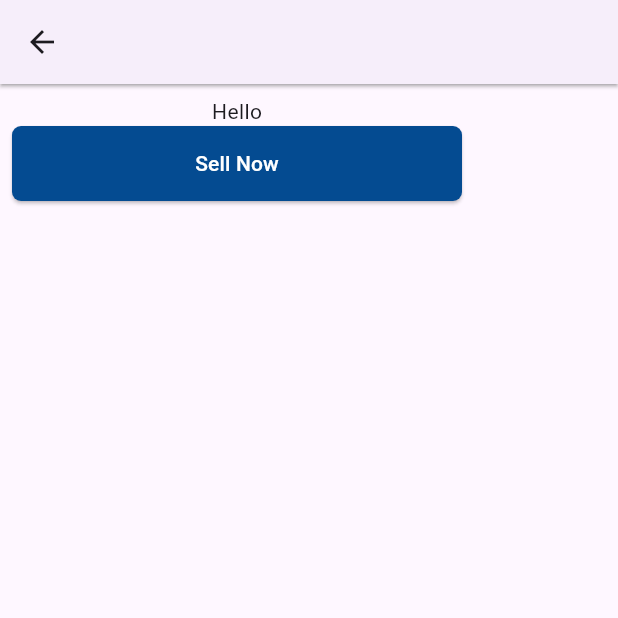
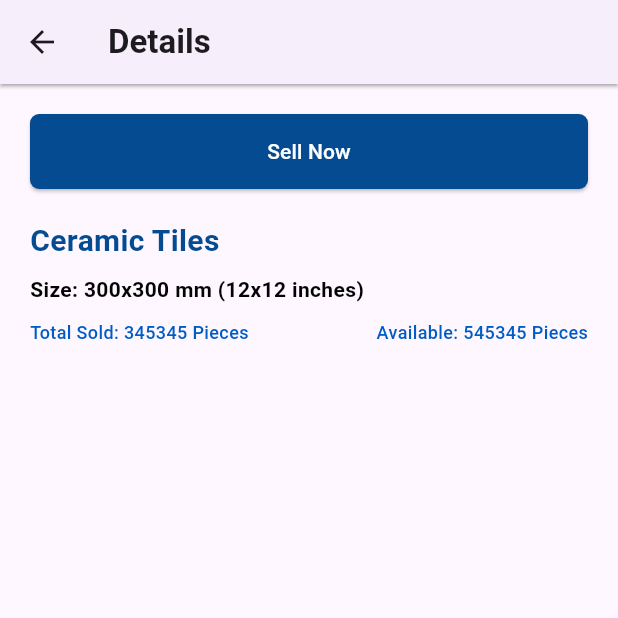
Before and after one commit to Aljoboyer/tiles_shop_management, a Flutter app: the ProductDetails screen opened by its route, on a phone screen of 412 x 824 dp, the top half of it. Run offline on Flutter 3.47's test engine with Material 3 defaults, Android fonts, the phone set to English and light mode, and no system bars; our stand-ins replace go_router.

Commit message:
details page design started

```diff
--- a/lib/screens/maintanence/product_details.dart
+++ b/lib/screens/maintanence/product_details.dart
@@ -13,8 +13,12 @@ class ProductDetails extends StatefulWidget {
 class _ProductDetailsState extends State<ProductDetails> {
   @override
   Widget build(BuildContext context) {
+    double screenWidth = MediaQuery.of(context).size.width;
+    double screenHeight = MediaQuery.of(context).size.height;
+
     return Scaffold(
         appBar: AppBar(
+        title: Text('Details', style: TextStyle(fontWeight: FontWeight.bold),),
         elevation: 1,
         shadowColor: Colors.grey,
         leading: IconButton(
@@ -25,14 +29,38 @@ class _ProductDetailsState extends State<ProductDetails> {
             ),
           ),
       body: Padding(
-        padding: const EdgeInsets.all(8.0),
+        padding: const EdgeInsets.all(20),
         child: Column(
           children: [
-            Text('Hello'),
             CustomButton(btn_label: 'Sell Now', onPressed: () {
               context.go('/tabs/2');
+            }, width: screenWidth * 10,),
 
-            },)
+            SizedBox(height: 20,),
+
+            Align(
+              alignment: Alignment.centerLeft,
+              child: Text('Ceramic Tiles', style: TextStyle(fontSize: 20, fontWeight: FontWeight.bold, color: Color(0xFF044B91)),),
+            ),
+
+            SizedBox(height: 8,),
+
+            Align(
+              alignment: Alignment.centerLeft,
+              child: Text('Size: 300x300 mm (12x12 inches)', style: TextStyle(fontSize: 14, fontWeight: FontWeight.w600, color: Color.fromARGB(255, 3, 3, 3)),),
+            ),
+
+            SizedBox(height: 10,),
+
+            Row(
+              mainAxisAlignment: MainAxisAlignment.spaceBetween,
+              children: [
+                Text('Total Sold: 345345 Pieces', style: TextStyle(fontSize: 12, fontWeight: FontWeight.w500, color: Color.fromARGB(255, 0, 92, 197)),),
+                Text('Available: 545345 Pieces', style: TextStyle(fontSize: 12, fontWeight: FontWeight.w500, color: Color.fromARGB(255, 0, 92, 197)),),
+              ],
+            ),
+
+
           ],
         ),
       ),
--- a/lib/widgets/button.dart
+++ b/lib/widgets/button.dart
@@ -3,18 +3,20 @@ import 'package:flutter/material.dart';
 class CustomButton extends StatelessWidget {
   final String btn_label;
   final VoidCallback onPressed;
+  final double? width;
 
   const CustomButton({
     super.key,
     required this.btn_label,
     required this.onPressed,
+    this.width
   });
 
   @override
   Widget build(BuildContext context) {
     return  SizedBox(
                         height: 50,
-                        width: 300,
+                        width: width ?? 300,
                         child: ElevatedButton(onPressed: onPressed,
                         style: ElevatedButton.styleFrom(
                             backgroundColor: Color(0xFF044B91),
```
Lines whose indentation alone changed are shown as unchanged.
